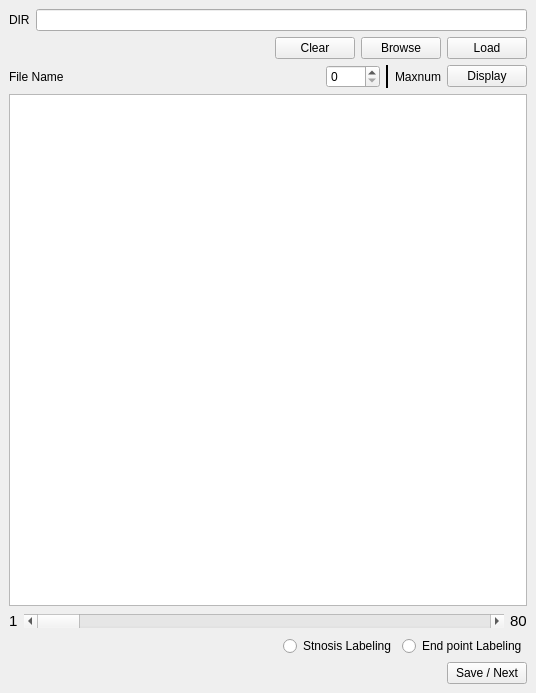
First picture: the form in GUI/mainWindow.ui, repository Zijun0410/SyntheticAngio, before the edit.
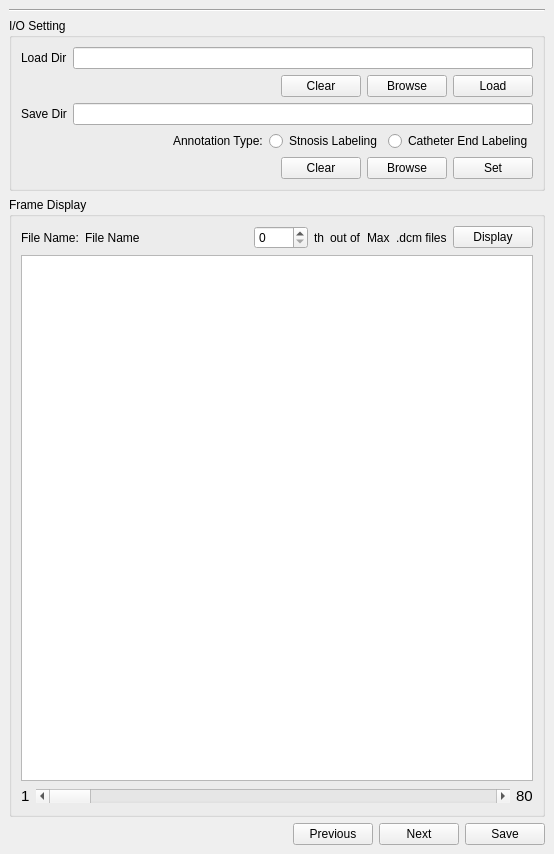
Second picture: the form after the edit.

```diff
--- a/GUI/mainWindow.ui
+++ b/GUI/mainWindow.ui
@@ -6,8 +6,8 @@
    <rect>
     <x>0</x>
     <y>0</y>
-    <width>536</width>
-    <height>693</height>
+    <width>552</width>
+    <height>854</height>
    </rect>
   </property>
   <property name="sizePolicy">
@@ -20,15 +20,28 @@
    <string>MainWindow</string>
   </property>
   <widget class="QWidget" name="centralWidget">
-   <layout class="QVBoxLayout" name="verticalLayout_2">
+   <layout class="QVBoxLayout" name="verticalLayout_4">
     <item>
      <layout class="QVBoxLayout" name="verticalLayout">
       <item>
+       <widget class="Line" name="line_2">
+        <property name="orientation">
+         <enum>Qt::Horizontal</enum>
+        </property>
+       </widget>
+      </item>
+      <item>
+       <widget class="QGroupBox" name="settingGroupBox">
+        <property name="title">
+         <string>I/O Setting</string>
+        </property>
+        <layout class="QVBoxLayout" name="verticalLayout_2">
+         <item>
        <layout class="QHBoxLayout" name="horizontalLayout_4">
         <item>
          <widget class="QLabel" name="dirLabel">
           <property name="text">
-           <string>DIR</string>
+              <string>Load Dir</string>
           </property>
          </widget>
         </item>
@@ -76,7 +89,113 @@
        </layout>
       </item>
       <item>
+          <layout class="QHBoxLayout" name="horizontalLayout_6">
+           <item>
+            <widget class="QLabel" name="label">
+             <property name="text">
+              <string>Save Dir</string>
+             </property>
+            </widget>
+           </item>
+           <item>
+            <widget class="QLineEdit" name="lineEdit"/>
+           </item>
+          </layout>
+         </item>
+         <item>
+          <layout class="QHBoxLayout" name="horizontalLayout">
+           <item>
+            <spacer name="horizontalSpacer">
+             <property name="orientation">
+              <enum>Qt::Horizontal</enum>
+             </property>
+             <property name="sizeHint" stdset="0">
+              <size>
+               <width>40</width>
+               <height>20</height>
+              </size>
+             </property>
+            </spacer>
+           </item>
+           <item>
+            <widget class="QLabel" name="label_2">
+             <property name="text">
+              <string>Annotation Type:</string>
+             </property>
+            </widget>
+           </item>
+           <item>
+            <widget class="QRadioButton" name="stenosisLabelButton">
+             <property name="text">
+              <string>Stnosis Labeling</string>
+             </property>
+            </widget>
+           </item>
+           <item>
+            <widget class="QRadioButton" name="endPointButton">
+             <property name="text">
+              <string>Catheter End Labeling</string>
+             </property>
+            </widget>
+           </item>
+          </layout>
+         </item>
+         <item>
+          <layout class="QHBoxLayout" name="horizontalLayout_8">
+           <item>
+            <spacer name="horizontalSpacer_4">
+             <property name="orientation">
+              <enum>Qt::Horizontal</enum>
+             </property>
+             <property name="sizeHint" stdset="0">
+              <size>
+               <width>40</width>
+               <height>20</height>
+              </size>
+             </property>
+            </spacer>
+           </item>
+           <item>
+            <widget class="QPushButton" name="outputClearButton">
+             <property name="text">
+              <string>Clear</string>
+             </property>
+            </widget>
+           </item>
+           <item>
+            <widget class="QPushButton" name="outputBrowseButton">
+             <property name="text">
+              <string>Browse</string>
+             </property>
+            </widget>
+           </item>
+           <item>
+            <widget class="QPushButton" name="setButton">
+             <property name="text">
+              <string>Set</string>
+             </property>
+            </widget>
+           </item>
+          </layout>
+         </item>
+        </layout>
+       </widget>
+      </item>
+      <item>
+       <widget class="QGroupBox" name="disaplayGroupBox">
+        <property name="title">
+         <string>Frame Display</string>
+        </property>
+        <layout class="QVBoxLayout" name="verticalLayout_3">
+         <item>
        <layout class="QHBoxLayout" name="horizontalLayout_7">
+           <item>
+            <widget class="QLabel" name="label_3">
+             <property name="text">
+              <string>File Name:</string>
+             </property>
+            </widget>
+           </item>
         <item>
          <widget class="QLabel" name="filenameLabel">
           <property name="text">
@@ -105,22 +224,30 @@
          </widget>
         </item>
         <item>
-         <widget class="Line" name="line">
-          <property name="frameShadow">
-           <enum>QFrame::Plain</enum>
-          </property>
-          <property name="lineWidth">
-           <number>2</number>
-          </property>
-          <property name="orientation">
-           <enum>Qt::Vertical</enum>
+            <widget class="QLabel" name="label_4">
+             <property name="text">
+              <string>th</string>
+             </property>
+            </widget>
+           </item>
+           <item>
+            <widget class="QLabel" name="label_5">
+             <property name="text">
+              <string>out of</string>
           </property>
          </widget>
         </item>
         <item>
          <widget class="QLabel" name="totalLabel">
           <property name="text">
-           <string>Maxnum</string>
+              <string>Max</string>
+             </property>
+            </widget>
+           </item>
+           <item>
+            <widget class="QLabel" name="label_6">
+             <property name="text">
+              <string>.dcm files</string>
           </property>
          </widget>
         </item>
@@ -135,6 +262,18 @@
       </item>
       <item>
        <widget class="QGraphicsView" name="frameGraphicsView">
+           <property name="sizePolicy">
+            <sizepolicy hsizetype="Expanding" vsizetype="Expanding">
+             <horstretch>0</horstretch>
+             <verstretch>0</verstretch>
+            </sizepolicy>
+           </property>
+           <property name="minimumSize">
+            <size>
+             <width>512</width>
+             <height>512</height>
+            </size>
+           </property>
         <property name="cursor" stdset="0">
          <cursorShape>ArrowCursor</cursorShape>
         </property>
@@ -199,36 +338,8 @@
         </item>
        </layout>
       </item>
-      <item>
-       <layout class="QHBoxLayout" name="horizontalLayout">
-        <item>
-         <spacer name="horizontalSpacer">
-          <property name="orientation">
-           <enum>Qt::Horizontal</enum>
-          </property>
-          <property name="sizeHint" stdset="0">
-           <size>
-            <width>40</width>
-            <height>20</height>
-           </size>
-          </property>
-         </spacer>
-        </item>
-        <item>
-         <widget class="QRadioButton" name="stenosisLabelButton">
-          <property name="text">
-           <string>Stnosis Labeling</string>
-          </property>
-         </widget>
-        </item>
-        <item>
-         <widget class="QRadioButton" name="endPointButton">
-          <property name="text">
-           <string>End point Labeling</string>
-          </property>
-         </widget>
-        </item>
-       </layout>
+        </layout>
+       </widget>
       </item>
       <item>
        <layout class="QHBoxLayout" name="horizontalLayout_2">
@@ -245,10 +356,24 @@
           </property>
          </spacer>
         </item>
+        <item>
+         <widget class="QPushButton" name="previousButton">
+          <property name="text">
+           <string>Previous</string>
+          </property>
+         </widget>
+        </item>
         <item>
          <widget class="QPushButton" name="nextButton">
           <property name="text">
-           <string>Save / Next</string>
+           <string>Next</string>
+          </property>
+         </widget>
+        </item>
+        <item>
+         <widget class="QPushButton" name="saveButton">
+          <property name="text">
+           <string>Save</string>
           </property>
          </widget>
         </item>
```
Left out of the diff: 2 changed lines with no effect on the pictures. Lines whose indentation alone changed are shown as unchanged.
